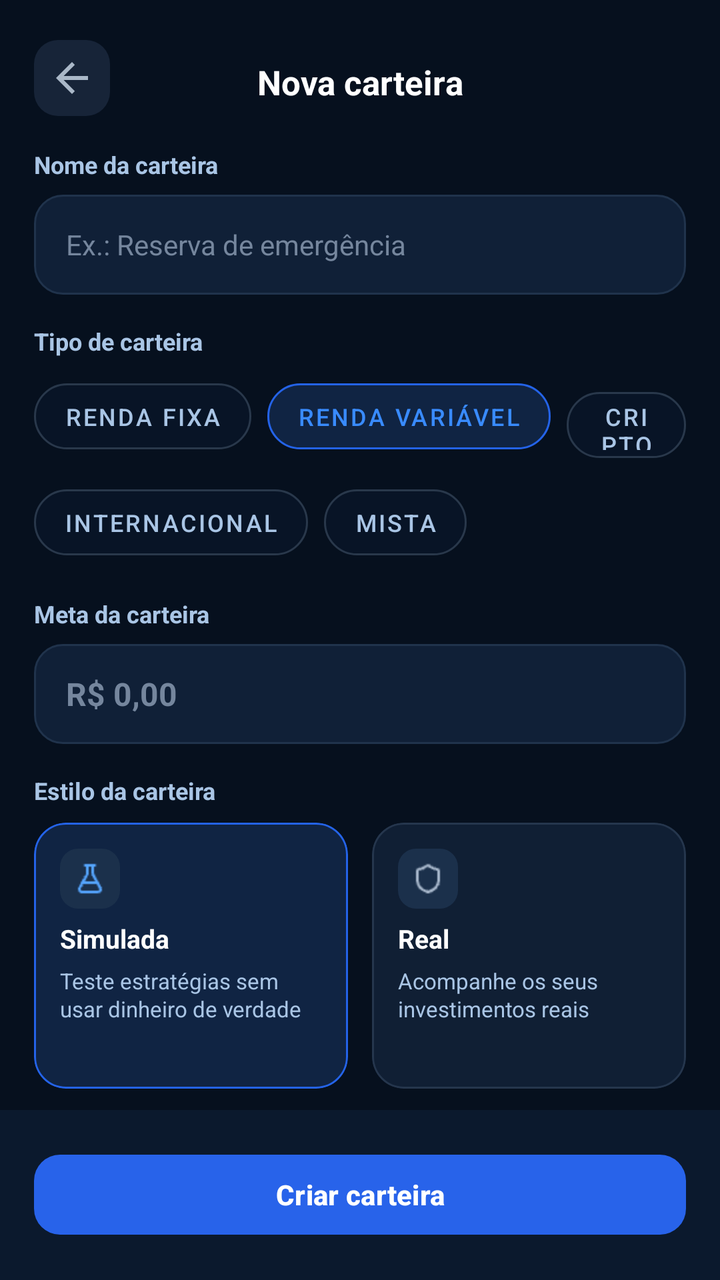
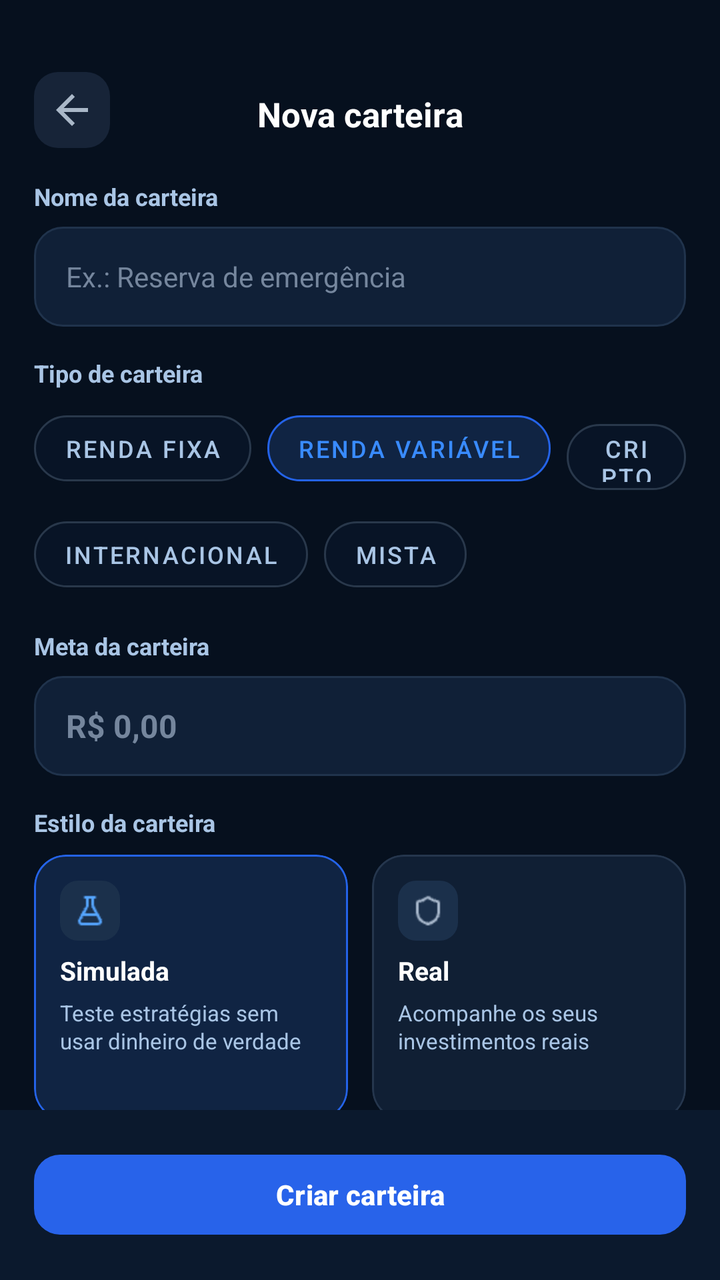

Two renders of the same Android screen: before a commit and after it. Below are the layout's source before the change and the commit's diff.
<!-- AndroidManifest.xml: application theme Theme.AccurancyMobileApp -->
<!-- res/layout/activity_form_criar_wallet.xml -->
<?xml version="1.0" encoding="utf-8"?>
<androidx.constraintlayout.widget.ConstraintLayout
    xmlns:android="http://schemas.android.com/apk/res/android"
    xmlns:app="http://schemas.android.com/apk/res-auto"
    android:layout_width="match_parent"
    android:layout_height="match_parent"
    android:background="@color/bg_deep">

    
    <androidx.core.widget.NestedScrollView
        android:id="@+id/scrollNovaCarteira"
        android:layout_width="match_parent"
        android:layout_height="0dp"
        android:fillViewport="true"
        android:clipToPadding="false"
        android:paddingBottom="16dp"
        app:layout_constraintTop_toTopOf="parent"
        app:layout_constraintBottom_toTopOf="@id/footerNovaCarteira">

        <LinearLayout
            android:layout_width="match_parent"
            android:layout_height="wrap_content"
            android:orientation="vertical"
            android:paddingStart="17dp"
            android:paddingEnd="17dp"
            android:paddingTop="20dp">

            
            <androidx.constraintlayout.widget.ConstraintLayout
                android:layout_width="match_parent"
                android:layout_height="42dp">

                <ImageButton
                    android:id="@+id/btnVoltarNovaCarteira"
                    android:layout_width="38dp"
                    android:layout_height="38dp"
                    android:background="@drawable/bg_btn_icone"
                    android:src="@drawable/ic_arrow_back"
                    android:contentDescription="Voltar"
                    android:padding="10dp"
                    app:tint="#AAB8C8"
                    app:layout_constraintStart_toStartOf="parent"
                    app:layout_constraintTop_toTopOf="parent"/>

                <TextView
                    android:layout_width="wrap_content"
                    android:layout_height="wrap_content"
                    android:text="Nova carteira"
                    android:textColor="#FFFFFF"
                    android:textSize="17sp"
                    android:textStyle="bold"
                    app:layout_constraintStart_toStartOf="parent"
                    app:layout_constraintEnd_toEndOf="parent"
                    app:layout_constraintTop_toTopOf="parent"
                    app:layout_constraintBottom_toBottomOf="parent"/>

            </androidx.constraintlayout.widget.ConstraintLayout>

            
            <TextView
                android:layout_width="wrap_content"
                android:layout_height="wrap_content"
                android:layout_marginTop="12dp"
                android:text="Nome da carteira"
                android:textColor="#A9C5E5"
                android:textSize="12sp"
                android:textStyle="bold"/>

            <EditText
                android:id="@+id/edtNomeCarteira"
                android:layout_width="match_parent"
                android:layout_height="50dp"
                android:layout_marginTop="7dp"
                android:background="@drawable/bg_campo_carteira"
                android:hint="Ex.: Reserva de emergência"
                android:paddingStart="16dp"
                android:paddingEnd="16dp"
                android:textColor="#FFFFFF"
                android:textColorHint="#75869D"
                android:textSize="14sp"
                android:singleLine="true"
                android:inputType="textCapSentences"/>

            
            <TextView
                android:layout_width="wrap_content"
                android:layout_height="wrap_content"
                android:layout_marginTop="15dp"
                android:text="Tipo de carteira"
                android:textColor="#A9C5E5"
                android:textSize="12sp"
                android:textStyle="bold"/>

            
            <LinearLayout
                android:layout_width="match_parent"
                android:layout_height="wrap_content"
                android:layout_marginTop="7dp"
                android:orientation="horizontal">

                <com.google.android.material.button.MaterialButton
                    android:id="@+id/btnRendaFixa"
                    style="@style/Widget.MaterialComponents.Button.OutlinedButton"
                    android:layout_width="wrap_content"
                    android:layout_height="45dp"
                    android:text="Renda fixa"
                    android:textColor="#A9C5E5"
                    android:textSize="12sp"
                    android:minWidth="0dp"
                    android:paddingHorizontal="15dp"
                    app:cornerRadius="22dp"
                    app:strokeColor="#29384B"
                    app:strokeWidth="1dp"
                    app:backgroundTint="#081426" />

                <com.google.android.material.button.MaterialButton
                    android:id="@+id/btnRendaVariavel"
                    style="@style/Widget.MaterialComponents.Button.OutlinedButton"
                    android:layout_width="wrap_content"
                    android:layout_height="45dp"
                    android:layout_marginStart="8dp"
                    android:text="Renda variável"
                    android:textColor="#398BFF"
                    android:textSize="12sp"
                    android:minWidth="0dp"
                    android:paddingHorizontal="15dp"
                    app:cornerRadius="22dp"
                    app:strokeColor="#2463E8"
                    app:strokeWidth="1dp"
                    app:backgroundTint="#102443" />

                <com.google.android.material.button.MaterialButton
                    android:id="@+id/btnCripto"
                    style="@style/Widget.MaterialComponents.Button.OutlinedButton"
                    android:layout_width="wrap_content"
                    android:layout_height="45dp"
                    android:layout_marginStart="8dp"
                    android:text="Cripto"
                    android:textColor="#A9C5E5"
                    android:textSize="12sp"
                    android:minWidth="0dp"
                    android:paddingHorizontal="15dp"
                    app:cornerRadius="22dp"
                    app:strokeColor="#29384B"
                    app:strokeWidth="1dp"
                    app:backgroundTint="#081426" />

            </LinearLayout>

            
            <LinearLayout
                android:layout_width="match_parent"
                android:layout_height="wrap_content"
                android:layout_marginTop="8dp"
                android:orientation="horizontal">

                <com.google.android.material.button.MaterialButton
                    android:id="@+id/btnInternacional"
                    style="@style/Widget.MaterialComponents.Button.OutlinedButton"
                    android:layout_width="wrap_content"
                    android:layout_height="45dp"
                    android:text="Internacional"
                    android:textColor="#A9C5E5"
                    android:textSize="12sp"
                    android:minWidth="0dp"
                    android:paddingHorizontal="15dp"
                    app:cornerRadius="22dp"
                    app:strokeColor="#29384B"
                    app:strokeWidth="1dp"
                    app:backgroundTint="#081426" />

                <com.google.android.material.button.MaterialButton
                    android:id="@+id/btnMista"
                    style="@style/Widget.MaterialComponents.Button.OutlinedButton"
                    android:layout_width="wrap_content"
                    android:layout_height="45dp"
                    android:layout_marginStart="8dp"
                    android:text="Mista"
                    android:textColor="#A9C5E5"
                    android:textSize="12sp"
                    android:minWidth="0dp"
                    android:paddingHorizontal="15dp"
                    app:cornerRadius="22dp"
                    app:strokeColor="#29384B"
                    app:strokeWidth="1dp"
                    app:backgroundTint="#081426" />

            </LinearLayout>

            
            <TextView
                android:layout_width="wrap_content"
                android:layout_height="wrap_content"
                android:layout_marginTop="15dp"
                android:text="Meta da carteira"
                android:textColor="#A9C5E5"
                android:textSize="12sp"
                android:textStyle="bold"/>

            <EditText
                android:id="@+id/edtMetaCarteira"
                android:layout_width="match_parent"
                android:layout_height="50dp"
                android:layout_marginTop="7dp"
                android:background="@drawable/bg_campo_carteira"
                android:hint="R$ 0,00"
                android:inputType="number"
                android:paddingStart="16dp"
                android:paddingEnd="16dp"
                android:textColor="#FFFFFF"
                android:textColorHint="#75869D"
                android:textSize="16sp"
                android:textStyle="bold"
                android:singleLine="true"/>

            
            <TextView
                android:layout_width="wrap_content"
                android:layout_height="wrap_content"
                android:layout_marginTop="15dp"
                android:text="Estilo da carteira"
                android:textColor="#A9C5E5"
                android:textSize="12sp"
                android:textStyle="bold"/>

            <LinearLayout
                android:layout_width="match_parent"
                android:layout_height="wrap_content"
                android:layout_marginTop="8dp"
                android:orientation="horizontal"
                android:baselineAligned="false">

                
                <com.google.android.material.card.MaterialCardView
                    android:id="@+id/cardCarteiraSimulada"
                    android:layout_width="0dp"
                    android:layout_height="133dp"
                    android:layout_weight="1"
                    android:layout_marginEnd="6dp"
                    android:clickable="true"
                    android:focusable="true"
                    app:cardBackgroundColor="#102443"
                    app:cardCornerRadius="16dp"
                    app:cardElevation="0dp"
                    app:strokeColor="#2463E8"
                    app:strokeWidth="1dp">

                    <LinearLayout
                        android:layout_width="match_parent"
                        android:layout_height="match_parent"
                        android:orientation="vertical"
                        android:padding="13dp">

                        <ImageView
                            android:layout_width="30dp"
                            android:layout_height="30dp"
                            android:background="@drawable/bg_icone_estilo"
                            android:src="@drawable/ic_flask"
                            android:padding="7dp"
                            app:tint="#55A5FF"/>

                        <TextView
                            android:layout_width="wrap_content"
                            android:layout_height="wrap_content"
                            android:layout_marginTop="6dp"
                            android:text="Simulada"
                            android:textColor="#FFFFFF"
                            android:textSize="13sp"
                            android:textStyle="bold"/>

                        <TextView
                            android:layout_width="match_parent"
                            android:layout_height="wrap_content"
                            android:layout_marginTop="5dp"
                            android:text="Teste estratégias sem usar dinheiro de verdade"
                            android:textColor="#A9C5E5"
                            android:textSize="11sp"
                            android:lineSpacingExtra="1dp"/>

                    </LinearLayout>

                </com.google.android.material.card.MaterialCardView>

                
                <com.google.android.material.card.MaterialCardView
                    android:id="@+id/cardCarteiraReal"
                    android:layout_width="0dp"
                    android:layout_height="133dp"
                    android:layout_weight="1"
                    android:layout_marginStart="6dp"
                    android:clickable="true"
                    android:focusable="true"
                    app:cardBackgroundColor="#101F34"
                    app:cardCornerRadius="16dp"
                    app:cardElevation="0dp"
                    app:strokeColor="#25364D"
                    app:strokeWidth="1dp">

                    <LinearLayout
                        android:layout_width="match_parent"
                        android:layout_height="match_parent"
                        android:orientation="vertical"
                        android:padding="13dp">

                        <ImageView
                            android:layout_width="30dp"
                            android:layout_height="30dp"
                            android:background="@drawable/bg_icone_estilo"
                            android:src="@drawable/ic_shield"
                            android:padding="7dp"
                            app:tint="#A9B9CD"/>

                        <TextView
                            android:layout_width="wrap_content"
                            android:layout_height="wrap_content"
                            android:layout_marginTop="6dp"
                            android:text="Real"
                            android:textColor="#FFFFFF"
                            android:textSize="13sp"
                            android:textStyle="bold"/>

                        <TextView
                            android:layout_width="match_parent"
                            android:layout_height="wrap_content"
                            android:layout_marginTop="5dp"
                            android:text="Acompanhe os seus investimentos reais"
                            android:textColor="#A9C5E5"
                            android:textSize="11sp"
                            android:lineSpacingExtra="1dp"/>

                    </LinearLayout>

                </com.google.android.material.card.MaterialCardView>

            </LinearLayout>

        </LinearLayout>

    </androidx.core.widget.NestedScrollView>

    
    <LinearLayout
        android:id="@+id/footerNovaCarteira"
        android:layout_width="match_parent"
        android:layout_height="85dp"
        android:orientation="vertical"
        android:gravity="center"
        android:paddingStart="17dp"
        android:paddingEnd="17dp"
        android:background="#0B192D"
        app:layout_constraintBottom_toBottomOf="parent">

        <com.google.android.material.button.MaterialButton
            android:id="@+id/btnCriarCarteira"
            android:layout_width="match_parent"
            android:layout_height="48dp"
            android:text="Criar carteira"
            android:textColor="#FFFFFF"
            android:textSize="14sp"
            android:textStyle="bold"
            app:backgroundTint="#2863EA"
            app:cornerRadius="13dp"
            app:elevation="0dp" />

    </LinearLayout>

</androidx.constraintlayout.widget.ConstraintLayout>
<!-- resources referenced by this layout -->
<resources>
  <color name="bg_deep">#FF06101E</color>
  <!-- drawable bg_btn_icone (drawable) -->
  <?xml version="1.0" encoding="utf-8"?>
  <shape xmlns:android="http://schemas.android.com/apk/res/android">
      <solid android:color="#172438"/>
      <corners android:radius="12dp"/>
  </shape>
  <!-- drawable bg_campo_carteira (drawable) -->
  <?xml version="1.0" encoding="utf-8"?>
  <shape xmlns:android="http://schemas.android.com/apk/res/android">
      <solid android:color="#102037"/>
      <corners android:radius="14dp"/>
      <stroke
          android:width="1dp"
          android:color="#20334C"/>
  </shape>
  <!-- drawable bg_icone_estilo (drawable) -->
  <?xml version="1.0" encoding="utf-8"?>
  <shape xmlns:android="http://schemas.android.com/apk/res/android">
      <solid android:color="#1B304B"/>
      <corners android:radius="9dp"/>
  </shape>
  <!-- drawable ic_arrow_back (drawable) -->
  <vector xmlns:android="http://schemas.android.com/apk/res/android"
      android:width="24dp" android:height="24dp"
      android:viewportWidth="24" android:viewportHeight="24">
      <path android:fillColor="#FFFFFF"
          android:pathData="M20,11H7.83l5.59,-5.59L12,4l-8,8 8,8 1.41,-1.41L7.83,13H20v-2z"/>
  </vector>
  <!-- drawable ic_flask: png bitmap (drawable, 373 bytes) -->
  <!-- drawable ic_shield: png bitmap (drawable, 399 bytes) -->
  <style name="Theme.AccurancyMobileApp" parent="Base.Theme.AccurancyMobileApp" />
  <style name="Base.Theme.AccurancyMobileApp" parent="Theme.Material3.DayNight.NoActionBar">
          
          
  
      </style>
</resources>

<!-- the commit's change to res/layout/activity_form_criar_wallet.xml (unified diff, before → after) -->
@@ -23,7 +23,7 @@
             android:orientation="vertical"
             android:paddingStart="17dp"
             android:paddingEnd="17dp"
-            android:paddingTop="20dp">
+            android:paddingTop="36dp">
 
             
             <androidx.constraintlayout.widget.ConstraintLayout
@@ -350,17 +350,33 @@
         android:background="#0B192D"
         app:layout_constraintBottom_toBottomOf="parent">
 
-        <com.google.android.material.button.MaterialButton
-            android:id="@+id/btnCriarCarteira"
+        <FrameLayout
             android:layout_width="match_parent"
-            android:layout_height="48dp"
-            android:text="Criar carteira"
-            android:textColor="#FFFFFF"
-            android:textSize="14sp"
-            android:textStyle="bold"
-            app:backgroundTint="#2863EA"
-            app:cornerRadius="13dp"
-            app:elevation="0dp" />
+            android:layout_height="48dp">
+
+            <com.google.android.material.button.MaterialButton
+                android:id="@+id/btnCriarCarteira"
+                android:layout_width="match_parent"
+                android:layout_height="match_parent"
+                android:text="Criar carteira"
+                android:textColor="#FFFFFF"
+                android:textSize="14sp"
+                android:textStyle="bold"
+                app:backgroundTint="#2863EA"
+                app:cornerRadius="13dp"
+                app:elevation="0dp" />
+
+            <ProgressBar
+                android:id="@+id/progressCriarCarteira"
+                android:layout_width="26dp"
+                android:layout_height="26dp"
+                android:layout_gravity="center"
+                android:indeterminate="true"
+                android:indeterminateTint="@android:color/white"
+                android:elevation="4dp"
+                android:visibility="gone" />
+
+        </FrameLayout>
 
     </LinearLayout>
 
